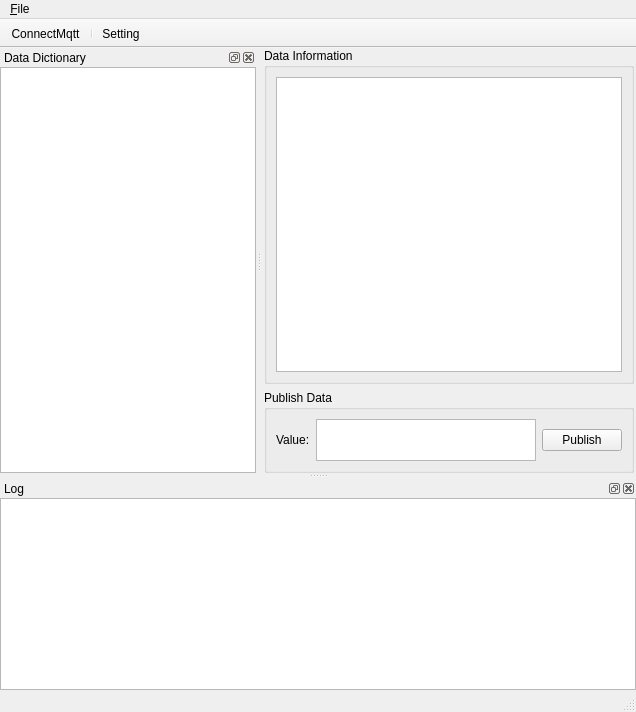
The window that simulator/uiform/SimulatorUI.ui (zhanddkk/mqtt-utility) describes before a commit, drawn with Qt 5.
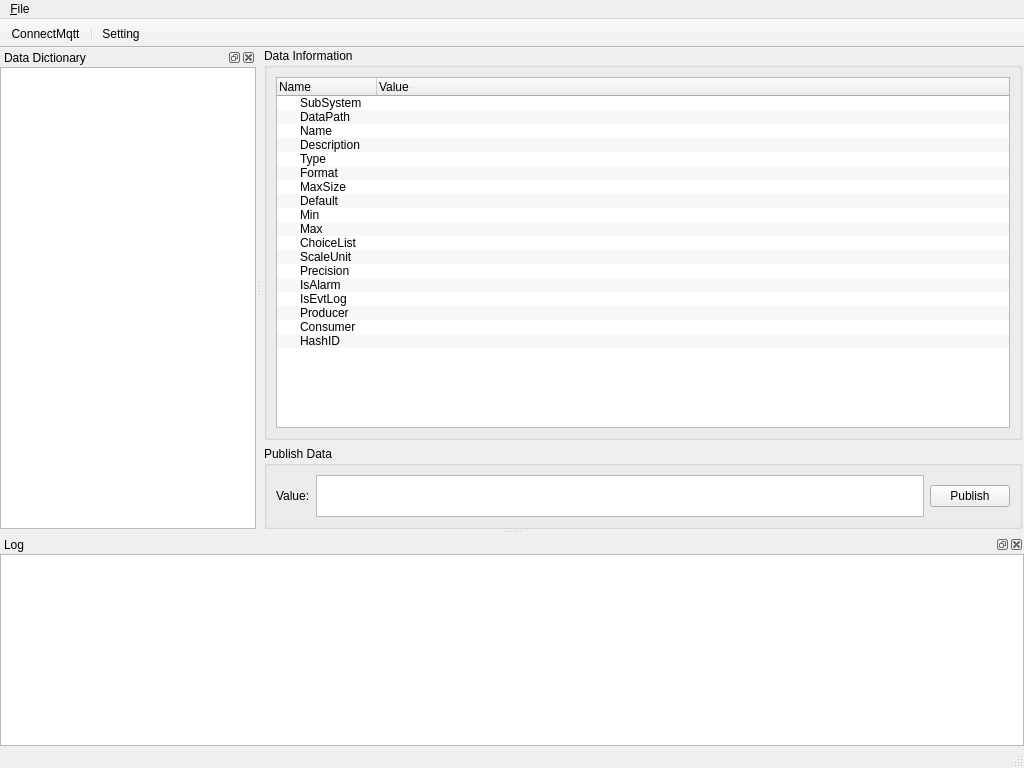
The same window after the commit. Icons and pictures are not drawn.

Commit message: Finished some the Datagram access APIs; Import data form .csv, and display those data

Diff of the .ui file:
```diff
--- a/simulator/uiform/SimulatorUI.ui
+++ b/simulator/uiform/SimulatorUI.ui
@@ -6,8 +6,8 @@
    <rect>
     <x>0</x>
     <y>0</y>
-    <width>636</width>
-    <height>712</height>
+    <width>1024</width>
+    <height>768</height>
    </rect>
   </property>
   <property name="windowTitle">
@@ -42,7 +42,129 @@
          <item row="0" column="0">
           <layout class="QGridLayout" name="gridLayout_8">
            <item row="0" column="0">
-            <widget class="QListView" name="listViewDataInfo"/>
+            <widget class="QTreeWidget" name="treeWidgetDataInfo">
+             <property name="editTriggers">
+              <set>QAbstractItemView::NoEditTriggers</set>
+             </property>
+             <property name="alternatingRowColors">
+              <bool>true</bool>
+             </property>
+             <property name="columnCount">
+              <number>2</number>
+             </property>
+             <column>
+              <property name="text">
+               <string>Name</string>
+              </property>
+             </column>
+             <column>
+              <property name="text">
+               <string>Value</string>
+              </property>
+             </column>
+             <item>
+              <property name="text">
+               <string>SubSystem</string>
+              </property>
+             </item>
+             <item>
+              <property name="text">
+               <string>DataPath</string>
+              </property>
+             </item>
+             <item>
+              <property name="text">
+               <string>Name</string>
+              </property>
+             </item>
+             <item>
+              <property name="text">
+               <string>Description</string>
+              </property>
+             </item>
+             <item>
+              <property name="text">
+               <string>Type</string>
+              </property>
+             </item>
+             <item>
+              <property name="text">
+               <string>Format</string>
+              </property>
+             </item>
+             <item>
+              <property name="text">
+               <string>MaxSize</string>
+              </property>
+             </item>
+             <item>
+              <property name="text">
+               <string>Default</string>
+              </property>
+             </item>
+             <item>
+              <property name="text">
+               <string>Min</string>
+              </property>
+             </item>
+             <item>
+              <property name="text">
+               <string>Max</string>
+              </property>
+             </item>
+             <item>
+              <property name="text">
+               <string>ChoiceList</string>
+              </property>
+             </item>
+             <item>
+              <property name="text">
+               <string>ScaleUnit</string>
+              </property>
+             </item>
+             <item>
+              <property name="text">
+               <string>Precision</string>
+              </property>
+              <property name="text">
+               <string/>
+              </property>
+             </item>
+             <item>
+              <property name="text">
+               <string>IsAlarm</string>
+              </property>
+             </item>
+             <item>
+              <property name="text">
+               <string>IsEvtLog</string>
+              </property>
+              <property name="text">
+               <string/>
+              </property>
+             </item>
+             <item>
+              <property name="text">
+               <string>Producer</string>
+              </property>
+              <property name="text">
+               <string/>
+              </property>
+             </item>
+             <item>
+              <property name="text">
+               <string>Consumer</string>
+              </property>
+              <property name="text">
+               <string/>
+              </property>
+             </item>
+             <item>
+              <property name="text">
+               <string>HashID</string>
+              </property>
+             </item>
+            </widget>
            </item>
           </layout>
          </item>
@@ -106,7 +228,7 @@
     <rect>
      <x>0</x>
      <y>0</y>
-     <width>636</width>
+     <width>1024</width>
      <height>21</height>
     </rect>
    </property>
@@ -121,6 +243,9 @@
   </widget>
   <widget class="QStatusBar" name="statusbar"/>
   <widget class="QDockWidget" name="dockWidget">
+   <property name="enabled">
+    <bool>true</bool>
+   </property>
    <property name="windowTitle">
     <string>Data Dictionary</string>
    </property>
@@ -143,8 +268,15 @@
      </property>
      <item row="0" column="0">
       <layout class="QGridLayout" name="gridLayout_5">
-       <item row="0" column="0">
-        <widget class="QListView" name="listViewDataDictionary"/>
+       <item row="0" column="1">
+        <widget class="QTreeView" name="treeViewDataDictionary">
+         <property name="editTriggers">
+          <set>QAbstractItemView::NoEditTriggers</set>
+         </property>
+         <property name="alternatingRowColors">
+          <bool>true</bool>
+         </property>
+        </widget>
        </item>
       </layout>
      </item>
```
The commit also changes 7 other files.
